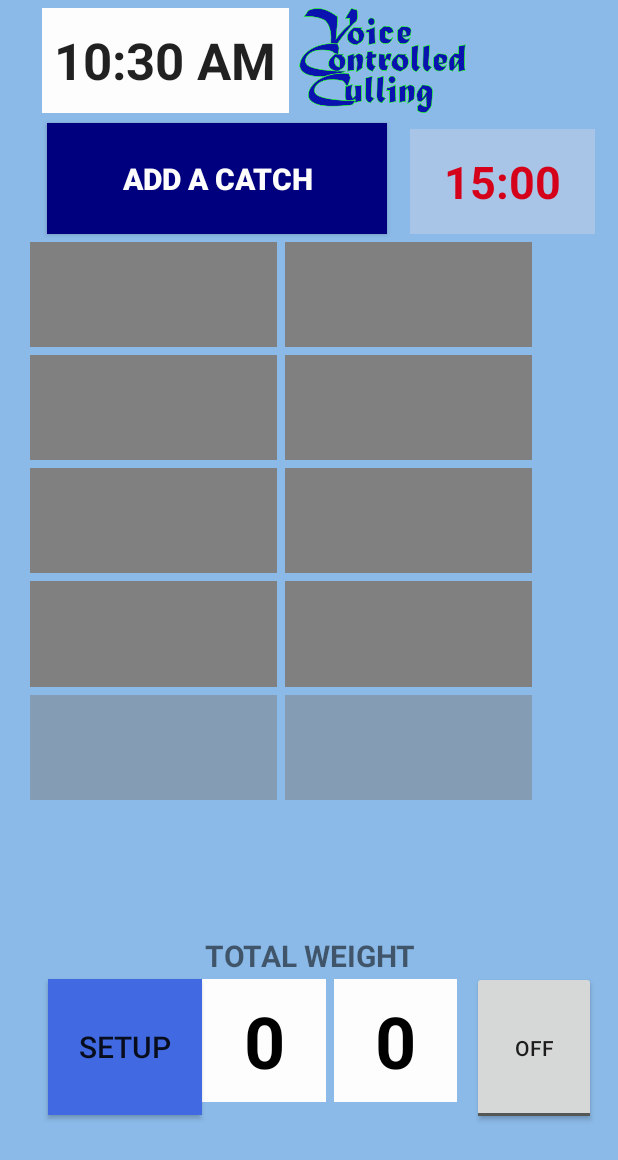
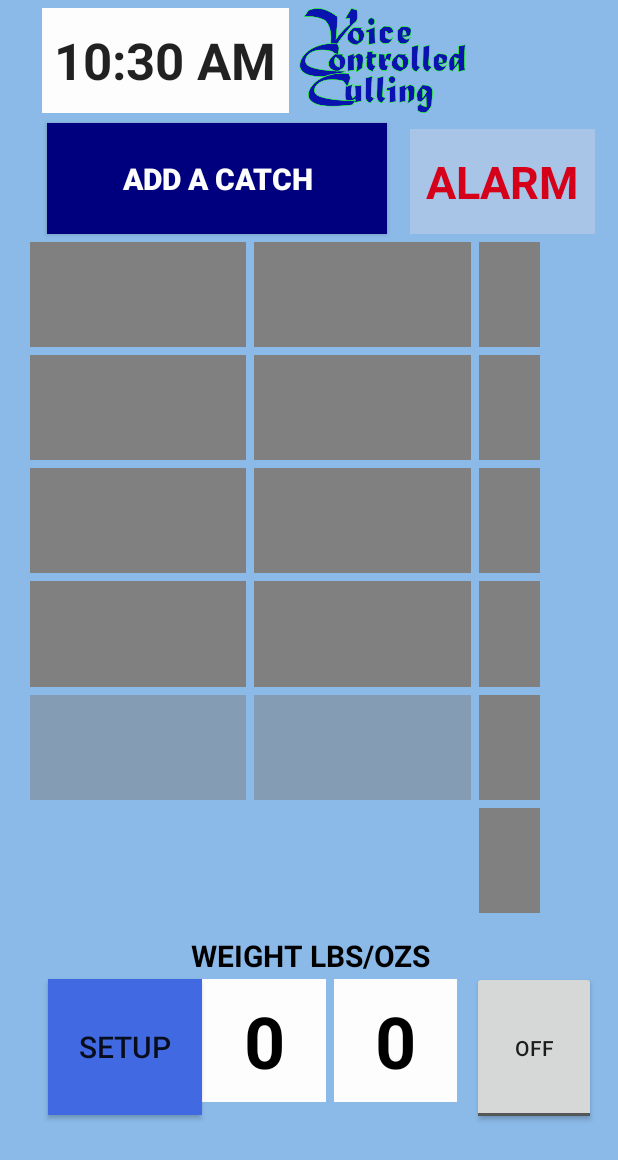
Before and after one commit to Duewy/BassAnglerTracker_Voice, an Android app built with Jetpack Compose: the CatchEntryTournament screen opened directly, with no data from a screen before it, on a phone screen of 412 x 824 dp. Shown: the top 1160 px of the screen. Run offline under Robolectric (Android 15) with nearby library versions, the phone set to English and light mode, and no system bars.

Commit message:
had issue with Chat duplicating a calculation, took two hours to fix it...  the bass type is beside the catch textview... tomorrow we set the Kg tournament. And block out tournament Length Inches, Metric .   Add a clear log button with a double questioner to avoid lost info but the sata must stay on the SQL database for later reference...

```diff
--- a/app/src/main/java/com/bramestorm/bassanglertracker/CatchEntryTournament.kt
+++ b/app/src/main/java/com/bramestorm/bassanglertracker/CatchEntryTournament.kt
@@ -30,6 +30,14 @@ class CatchEntryTournament : AppCompatActivity() {
     private lateinit var sixthDecWeight: TextView
     private lateinit var totalRealWeight: TextView
     private lateinit var totalDecWeight: TextView
+    private lateinit var txtTypeLetter1: TextView
+    private lateinit var txtTypeLetter2: TextView
+    private lateinit var txtTypeLetter3: TextView
+    private lateinit var txtTypeLetter4: TextView
+    private lateinit var txtTypeLetter5: TextView
+    private lateinit var txtTypeLetter6: TextView
+
+
 
     private lateinit var dbHelper: CatchDatabaseHelper
 
@@ -38,6 +46,7 @@ class CatchEntryTournament : AppCompatActivity() {
     private var isCullingEnabled: Boolean = false
     private var typeOfMarkers: String = "Color"
     private var tournamentSpecies: String = "Unknown"
+
 
     override fun onCreate(savedInstanceState: Bundle?) {
         super.onCreate(savedInstanceState)
@@ -60,6 +69,13 @@ class CatchEntryTournament : AppCompatActivity() {
 
         totalRealWeight = findViewById(R.id.totalRealWeight)
         totalDecWeight = findViewById(R.id.totalDecWeight)
+
+        txtTypeLetter1 = findViewById(R.id.txtTypeLetter1)
+        txtTypeLetter2 = findViewById(R.id.txtTypeLetter2)
+        txtTypeLetter3 = findViewById(R.id.txtTypeLetter3)
+        txtTypeLetter4 = findViewById(R.id.txtTypeLetter4)
+        txtTypeLetter5 = findViewById(R.id.txtTypeLetter5)
+        txtTypeLetter6 = findViewById(R.id.txtTypeLetter6)
 
         clearTournamentTextViews()
 
@@ -87,30 +103,31 @@ class CatchEntryTournament : AppCompatActivity() {
 
     private fun showWeightPopup() {
         val popup = PopupWeightEntry(this) { weightLbs, weightOz, bassType ->
-            val totalWeightOz = (weightLbs * 16) + weightOz // ✅ Convert to whole ounces
-            saveTournamentCatch(totalWeightOz, bassType)
+            saveTournamentCatch(weightLbs, weightOz, bassType) // ✅ Remove extra calculation
         }
         popup.show()
     }
 
 
-    private fun saveTournamentCatch(totalWeightOz: Int, bassType: String) {
+    private fun saveTournamentCatch(weightLbs: Int, weightOz: Int, bassType: String) {
+        val totalWeightOz = (weightLbs * 16) + weightOz // ✅ Convert ONLY here
+
         val colorList = listOf("clip_red", "clip_yellow", "clip_green", "clip_blue", "clip_white", "clip_orange")
-
-        // Get the next color in sequence based on total stored catches
         val existingCatches = dbHelper.getAllCatches().size
         val assignedColor = colorList[existingCatches % colorList.size] // Cycle through colors
+
+        Log.d("DEBUG", "Saving Catch -> Corrected Total Oz: $totalWeightOz | Species: $bassType")
 
         val catch = CatchItem(
             id = 0,
             dateTime = getCurrentDateTime(),
-            species = tournamentSpecies,
+            species = bassType, // ✅ Store species letter
             totalWeightOz = totalWeightOz,
             totalLengthA8th = null,
             weightDecimalTenthKg = null,
             lengthDecimalTenthCm = null,
             catchType = measurementSystem,
-            markerType = bassType,
+            markerType = bassType, // ✅ Store species initial
             clipColor = assignedColor
         )
 
@@ -118,6 +135,8 @@ class CatchEntryTournament : AppCompatActivity() {
         Toast.makeText(this, "$bassType Catch Saved!", Toast.LENGTH_SHORT).show()
         updateTournamentList()
     }
+
+
 
 
     private fun updateTournamentList() {
@@ -140,52 +159,54 @@ class CatchEntryTournament : AppCompatActivity() {
             fourthDecWeight, fifthDecWeight, sixthDecWeight
         )
 
+        val typeLetters = listOf(
+            txtTypeLetter1, txtTypeLetter2, txtTypeLetter3,
+            txtTypeLetter4, txtTypeLetter5, txtTypeLetter6
+        )
+
         clearTournamentTextViews()
 
         runOnUiThread {
             for (i in tournamentCatches.indices) {
+                if (i >= 6) break // ✅ Prevent out-of-bounds errors
+
                 val totalWeightOz = tournamentCatches[i].totalWeightOz ?: 0
-                val weightLbs = totalWeightOz / 16
-                val weightOz = totalWeightOz % 16
+                val weightLbs = (totalWeightOz / 16)  // ✅ Ensure integer division
+                val weightOz = (totalWeightOz % 16)  // ✅ Extract remaining ounces
                 val clipColorName = tournamentCatches[i].clipColor
+                val speciesInitial = tournamentCatches[i].markerType ?: "?" // ✅ Get species letter
 
-                // ✅ Debugging Log
-                println("DEBUG: Catch #$i -> Color: $clipColorName | Lbs: $weightLbs | Oz: $weightOz")
+                // ✅ Debugging Log: Confirm correct weight separation
+                Log.d("DEBUG", "Updating UI -> Stored Oz: $totalWeightOz | Calculated Lbs: $weightLbs | Oz: $weightOz | Letter: $speciesInitial")
 
-                realWeights[i].text = weightLbs.toString()
-                decWeights[i].text = weightOz.toString()
+                // ✅ Update UI
+                realWeights[i].text = "$weightLbs Lbs" // ✅ Ensure correct lbs value
+                decWeights[i].text = "$weightOz oz"    // ✅ Ensure correct oz value
+                typeLetters[i].text = speciesInitial   // ✅ Assign species letter
 
                 // ✅ Apply color dynamically
                 val colorResId = resources.getIdentifier(clipColorName, "color", packageName)
                 if (colorResId != 0) {
                     realWeights[i].setBackgroundResource(colorResId)
                     decWeights[i].setBackgroundResource(colorResId)
+                    typeLetters[i].setBackgroundResource(colorResId)
 
-                    // ✅ Ensure text color is white for blue backgrounds
-                    if (clipColorName == "clip_blue") {
-                        realWeights[i].setTextColor(resources.getColor(R.color.clip_white, theme))
-                        decWeights[i].setTextColor(resources.getColor(R.color.clip_white, theme))
-                    } else {
-                        realWeights[i].setTextColor(resources.getColor(R.color.black, theme))
-                        decWeights[i].setTextColor(resources.getColor(R.color.black, theme))
-                    }
+                    // ✅ Ensure text is visible on different backgrounds
+                    val textColor = if (clipColorName == "clip_blue") R.color.clip_white else R.color.black
+                    realWeights[i].setTextColor(resources.getColor(textColor, theme))
+                    decWeights[i].setTextColor(resources.getColor(textColor, theme))
+                    typeLetters[i].setTextColor(resources.getColor(textColor, theme))
                 }
 
                 realWeights[i].invalidate()
                 decWeights[i].invalidate()
+                typeLetters[i].invalidate()
             }
         }
 
-
         updateTotalWeight(tournamentCatches)
         adjustTextViewVisibility()
-
-
-
-
     }
-
-
 
 
 
@@ -196,6 +217,8 @@ class CatchEntryTournament : AppCompatActivity() {
 
         // 🔍 Debugging Log
         println("DEBUG: Total Weight -> Total OZ: $totalWeightOz | Lbs: $totalLbs | Oz: $totalOz")
+        // ✅ Debugging Log: Check stored weight before inserting
+        Log.d("DEBUG", "Saving Catch -> Total Weight in Oz: $totalWeightOz ")
 
         totalRealWeight.text = totalLbs.toString()
         totalDecWeight.text = totalOz.toString()
--- a/app/src/main/java/com/bramestorm/bassanglertracker/SetUpActivity.kt
+++ b/app/src/main/java/com/bramestorm/bassanglertracker/SetUpActivity.kt
@@ -22,6 +22,7 @@ class SetUpActivity : AppCompatActivity() {
     private lateinit var spinnerTournamentSpecies: Spinner
     private lateinit var tglColorLetter: ToggleButton
     private lateinit var tglCullingValue: ToggleButton
+    private lateinit var tglGPS: ToggleButton
 
     private var isWeightSelected = true
     private var isLengthSelected = false
@@ -48,6 +49,7 @@ class SetUpActivity : AppCompatActivity() {
         tglCullingValue = findViewById(R.id.tglCullingValue)
         tglColorLetter = findViewById(R.id.tglColorLetter)
         spinnerTournamentSpecies = findViewById(R.id.spinnerTournamentSpecies)
+        tglGPS = findViewById(R.id.tglGPS)
 
         // Toggle Weight Selection
         btnWeight.setOnClickListener {
@@ -91,6 +93,7 @@ class SetUpActivity : AppCompatActivity() {
             btnTournament.setBackgroundResource(R.color.grey)
             tglCullingValue.visibility = View.INVISIBLE
             tglColorLetter.visibility = View.INVISIBLE
+            tglGPS.visibility = View.INVISIBLE
         }
 
         btnTournament.setOnClickListener {
@@ -100,6 +103,7 @@ class SetUpActivity : AppCompatActivity() {
             btnFunDay.setBackgroundResource(R.color.grey)
             tglCullingValue.visibility = View.VISIBLE
             tglColorLetter.visibility = View.VISIBLE
+            tglGPS.visibility = View.VISIBLE
         }
 
         // ✅ Select Fishing Event (Fun Day or Tournament)
--- a/app/src/main/res/layout/activity_tournament_view.xml
+++ b/app/src/main/res/layout/activity_tournament_view.xml
@@ -43,7 +43,7 @@
         app:layout_constraintStart_toStartOf="parent" />
 
     <TextClock
-        android:id="@+id/timeRemainingClock"
+        android:id="@+id/timeNOW"
         android:layout_width="0dp"
         android:layout_height="0dp"
         app:layout_constraintWidth_percent="0.4"
@@ -63,21 +63,20 @@
         android:id="@+id/alarmTxtBox"
         android:layout_width="0dp"
         android:layout_height="0dp"
-        app:layout_constraintWidth_percent="0.3"
-        app:layout_constraintHeight_percent="0.085"
-        android:layout_marginTop="5dp"
         android:background="#80C5D2E8"
         android:gravity="center"
         android:hint="@string/days_End_time"
-        android:text="15:00"
+        android:text="ALARM"
         android:textAllCaps="true"
         android:textColor="@color/clip_red"
-        android:textColorLink="@color/clip_red"
         android:textSize="30sp"
         android:textStyle="bold"
         app:layout_constraintBottom_toBottomOf="@id/btnStartFishing"
         app:layout_constraintEnd_toEndOf="parent"
-        app:layout_constraintStart_toEndOf="@id/btnStartFishing" />
+        app:layout_constraintHeight_percent="0.085"
+        app:layout_constraintStart_toEndOf="@id/btnStartFishing"
+        app:layout_constraintWidth_percent="0.3" />
+
 
     <TextView
         android:id="@+id/firstRealWeight"
@@ -95,13 +94,13 @@
         app:layout_constraintHeight_percent="0.085"
         app:layout_constraintStart_toStartOf="parent"
         app:layout_constraintTop_toBottomOf="@id/btnStartFishing"
-        app:layout_constraintWidth_percent="0.4" />
+        app:layout_constraintWidth_percent="0.35" />
 
     <TextView
         android:id="@+id/secondRealWeight"
         android:layout_width="0dp"
         android:layout_height="0dp"
-        app:layout_constraintWidth_percent="0.4"
+        app:layout_constraintWidth_percent="0.35"
         app:layout_constraintHeight_percent="0.085"
         android:layout_marginTop="5dp"
         android:background="@color/grey"
@@ -129,7 +128,7 @@
         app:layout_constraintHeight_percent="0.085"
         app:layout_constraintStart_toStartOf="@+id/secondRealWeight"
         app:layout_constraintTop_toBottomOf="@+id/secondRealWeight"
-        app:layout_constraintWidth_percent="0.4" />
+        app:layout_constraintWidth_percent="0.35" />
 
     <TextView
         android:id="@+id/fourthRealWeight"
@@ -146,7 +145,7 @@
         app:layout_constraintHeight_percent="0.085"
         app:layout_constraintStart_toStartOf="@+id/thirdRealWeight"
         app:layout_constraintTop_toBottomOf="@+id/thirdRealWeight"
-        app:layout_constraintWidth_percent="0.4" />
+        app:layout_constraintWidth_percent="0.35" />
 
     <TextView
         android:id="@+id/fifthRealWeight"
@@ -163,7 +162,7 @@
         android:textStyle="bold"
         app:layout_constraintStart_toStartOf="@+id/fourthRealWeight"
         app:layout_constraintTop_toBottomOf="@+id/fourthRealWeight"
-        app:layout_constraintWidth_percent="0.4" />
+        app:layout_constraintWidth_percent="0.35" />
 
     <TextView
         android:id="@+id/sixthRealWeight"
@@ -180,39 +179,36 @@
         app:layout_constraintHeight_percent="0.085"
         app:layout_constraintStart_toStartOf="@id/fifthRealWeight"
         app:layout_constraintTop_toBottomOf="@+id/fifthRealWeight"
-        app:layout_constraintWidth_percent="0.4" />
-
+        app:layout_constraintWidth_percent="0.35" />
 
 
     <TextView
         android:id="@+id/firstDecWeight"
         android:layout_width="0dp"
         android:layout_height="0dp"
+        android:layout_marginStart="5dp"
         android:layout_marginTop="5dp"
-        android:layout_marginStart="5dp"
         android:background="@color/grey"
-        android:gravity="center_vertical"
         android:text="18 ozs"
-        android:textAlignment="gravity"
+        android:textAlignment="center"
         android:textColor="@color/black"
         android:textSize="45sp"
         android:textStyle="bold"
         app:layout_constraintHeight_percent="0.085"
         app:layout_constraintStart_toEndOf="@id/firstRealWeight"
         app:layout_constraintTop_toBottomOf="@id/btnStartFishing"
-        app:layout_constraintWidth_percent="0.4" />
+        app:layout_constraintWidth_percent="0.35" />
 
     <TextView
         android:id="@+id/secondDecWeight"
         android:layout_width="0dp"
         android:layout_height="0dp"
         app:layout_constraintHeight_percent="0.085"
-        app:layout_constraintWidth_percent="0.4"
+        app:layout_constraintWidth_percent="0.35"
         android:layout_marginTop="5dp"
         android:background="@color/grey"
-        android:gravity="center_vertical"
         android:text="18 ozs"
-        android:textAlignment="gravity"
+        android:textAlignment="center"
         android:textColor="@color/black"
         android:textSize="45sp"
         android:textStyle="bold"
@@ -225,16 +221,15 @@
         android:layout_height="0dp"
         android:layout_marginTop="5dp"
         android:background="@color/grey"
-        android:gravity="center_vertical"
+        android:textAlignment="center"
         android:text="18 ozs"
-        android:textAlignment="gravity"
         android:textColor="@color/black"
         android:textSize="45sp"
         android:textStyle="bold"
         app:layout_constraintHeight_percent="0.085"
         app:layout_constraintStart_toStartOf="@id/secondDecWeight"
         app:layout_constraintTop_toBottomOf="@+id/secondDecWeight"
-        app:layout_constraintWidth_percent="0.4" />
+        app:layout_constraintWidth_percent="0.35" />
 
     <TextView
         android:id="@+id/fourthDecWeight"
@@ -242,16 +237,15 @@
         android:layout_height="0dp"
         android:layout_marginTop="5dp"
         android:background="@color/grey"
-        android:gravity="left|center_vertical"
         android:text="18 ozs"
-        android:textAlignment="gravity"
+        android:textAlignment="center"
         android:textColor="@color/black"
         android:textSize="45sp"
         android:textStyle="bold"
         app:layout_constraintHeight_percent="0.085"
         app:layout_constraintStart_toStartOf="@id/thirdDecWeight"
         app:layout_constraintTop_toBottomOf="@+id/thirdDecWeight"
-        app:layout_constraintWidth_percent="0.4" />
+        app:layout_constraintWidth_percent="0.35" />
 
     <TextView
         android:id="@+id/fifthDecWeight"
@@ -260,15 +254,14 @@
         app:layout_constraintHeight_percent="0.085"
         android:layout_marginTop="5dp"
         android:background="@color/grey"
-        android:gravity="center_vertical"
+        android:textAlignment="center"
         android:text="18 ozs"
-        android:textAlignment="gravity"
         android:textColor="@color/black"
         android:textSize="45sp"
         android:textStyle="bold"
         app:layout_constraintStart_toStartOf="@id/fourthDecWeight"
         app:layout_constraintTop_toBottomOf="@+id/fourthDecWeight"
-        app:layout_constraintWidth_percent="0.4" />
+        app:layout_constraintWidth_percent="0.35" />
 
     <TextView
         android:id="@+id/sixthDecWeight"
@@ -276,16 +269,117 @@
         android:layout_height="0dp"
         android:layout_marginTop="5dp"
         android:background="@color/grey"
-        android:gravity="center_vertical"
+        android:textAlignment="center"
         android:text="18 ozs"
-        android:textAlignment="gravity"
         android:textColor="@color/black"
         android:textSize="45sp"
         android:textStyle="bold"
         app:layout_constraintHeight_percent="0.085"
         app:layout_constraintStart_toStartOf="@id/fifthDecWeight"
         app:layout_constraintTop_toBottomOf="@+id/fifthDecWeight"
-        app:layout_constraintWidth_percent="0.4" />
+        app:layout_constraintWidth_percent="0.35" />
+
+    <TextView
+        android:id="@+id/txtTypeLetter1"
+        android:layout_width="0dp"
+        android:layout_height="0dp"
+        android:layout_marginTop="5dp"
+        android:layout_marginStart="5dp"
+        android:background="@color/grey"
+        android:textAlignment="center"
+        android:text=""
+        android:textColor="@color/black"
+        android:textSize="45sp"
+        android:textStyle="bold"
+        app:layout_constraintHeight_percent="0.085"
+        app:layout_constraintWidth_percent="0.1"
+        app:layout_constraintStart_toEndOf="@id/firstDecWeight"
+        app:layout_constraintTop_toBottomOf="@id/btnStartFishing"/>
+
+    <TextView
+        android:id="@+id/txtTypeLetter2"
+        android:layout_width="0dp"
+        android:layout_height="0dp"
+        android:layout_marginStart="5dp"
+        android:layout_marginTop="5dp"
+        android:background="@color/grey"
+        android:text=""
+        android:textAlignment="center"
+        android:textColor="@color/black"
+        android:textSize="45sp"
+        android:textStyle="bold"
+        app:layout_constraintHeight_percent="0.085"
+        app:layout_constraintStart_toEndOf="@id/secondDecWeight"
+        app:layout_constraintTop_toBottomOf="@id/firstDecWeight"
+        app:layout_constraintWidth_percent="0.1" />
+
+    <TextView
+        android:id="@+id/txtTypeLetter3"
+        android:layout_width="0dp"
+        android:layout_height="0dp"
+        android:layout_marginStart="5dp"
+        android:layout_marginTop="5dp"
+        android:background="@color/grey"
+        android:text=""
+        android:textAlignment="center"
+        android:textColor="@color/black"
+        android:textSize="45sp"
+        android:textStyle="bold"
+        app:layout_constraintHeight_percent="0.085"
+        app:layout_constraintStart_toEndOf="@id/firstDecWeight"
+        app:layout_constraintTop_toBottomOf="@id/secondDecWeight"
+        app:layout_constraintWidth_percent="0.1" />
+
+    <TextView
+        android:id="@+id/txtTypeLetter4"
+        android:layout_width="0dp"
+        android:layout_height="0dp"
+        android:layout_marginTop="5dp"
+        android:layout_marginStart="5dp"
+        android:background="@color/grey"
+        android:textAlignment="center"
+        android:text=""
+        android:textColor="@color/black"
+        android:textSize="45sp"
+        android:textStyle="bold"
+        app:layout_constraintHeight_percent="0.085"
+        app:layout_constraintWidth_percent="0.1"
+        app:layout_constraintStart_toEndOf="@id/firstDecWeight"
+        app:layout_constraintTop_toBottomOf="@id/thirdDecWeight" />
+
+    <TextView
+        android:id="@+id/txtTypeLetter5"
+        android:layout_width="0dp"
+        android:layout_height="0dp"
+        android:layout_marginStart="5dp"
+        android:layout_marginTop="5dp"
+        android:background="@color/grey"
+        android:text=""
+        android:textAlignment="center"
+        android:textColor="@color/black"
+        android:textSize="45sp"
+        android:textStyle="bold"
+        app:layout_constraintHeight_percent="0.085"
+        app:layout_constraintStart_toEndOf="@id/firstDecWeight"
+        app:layout_constraintTop_toBottomOf="@id/fourthDecWeight"
+        app:layout_constraintWidth_percent="0.1" />
+
+    <TextView
+        android:id="@+id/txtTypeLetter6"
+        android:layout_width="0dp"
+        android:layout_height="0dp"
+        android:layout_marginTop="5dp"
+        android:layout_marginStart="5dp"
+        android:background="@color/grey"
+        android:textAlignment="center"
+        android:text=""
+        android:textColor="@color/black"
+        android:textSize="45sp"
+        android:textStyle="bold"
+        app:layout_constraintHeight_percent="0.085"
+        app:layout_constraintWidth_percent="0.1"
+        app:layout_constraintStart_toEndOf="@id/firstDecWeight"
+        app:layout_constraintTop_toBottomOf="@id/fifthDecWeight" />
 
     <TableLayout
         android:id="@+id/tableLayout"
@@ -311,7 +405,8 @@
         android:layout_width="300dp"
         android:layout_height="30dp"
         android:gravity="center"
-        android:text="@string/total_value"
+        android:textColor="@color/black"
+        android:text="Weight Lbs/Ozs"
         android:textAlignment="center"
         android:textAllCaps="true"
         android:textSize="20sp"
@@ -392,4 +487,7 @@
         app:layout_constraintStart_toStartOf="@id/btnMenu"
         app:layout_constraintTop_toBottomOf="@id/totalDecWeight"/>
 
+
+
+
 </androidx.constraintlayout.widget.ConstraintLayout>
```
Also changed, not shown: app/src/main/java/com/bramestorm/bassanglertracker/PopupWeightEntry.kt (+13 -15 lines), app/src/main/res/layout/activity_set_up_event.xml (+29 -14 lines), app/src/main/res/values/colors.xml (+6 -1 lines).
